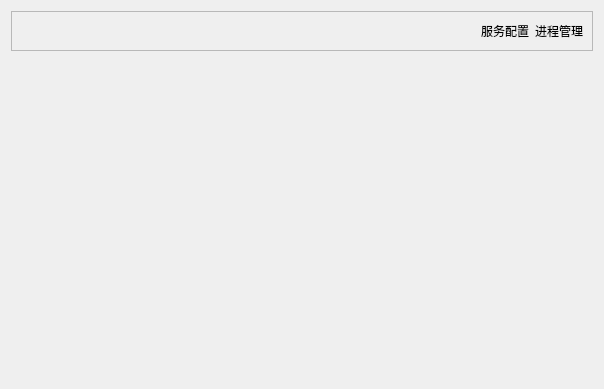
First picture: the form in mainwidget.ui, repository YongGuangLi/DeviceManage, before the edit.
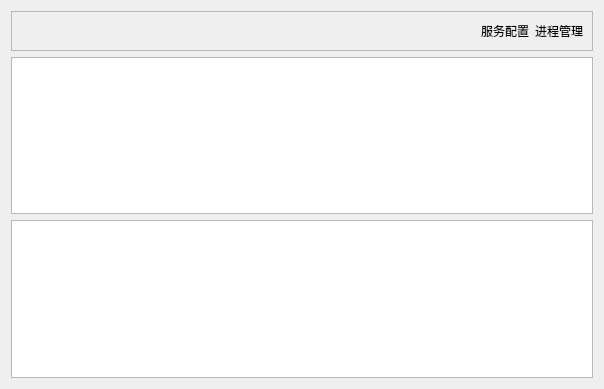
Second picture: the form after the edit. The open tabs and pages were chosen to show the change.

```diff
--- a/mainwidget.ui
+++ b/mainwidget.ui
@@ -100,9 +100,12 @@
        <property name="margin">
         <number>0</number>
        </property>
-       <property name="spacing">
-        <number>0</number>
-       </property>
+       <item row="0" column="0">
+        <widget class="QTableWidget" name="tableWidget"/>
+       </item>
+       <item row="1" column="0">
+        <widget class="QTextBrowser" name="textBrowser"/>
+       </item>
       </layout>
      </widget>
     </widget>
```
Left out of the diff: 2 changed lines with no effect on the pictures.
